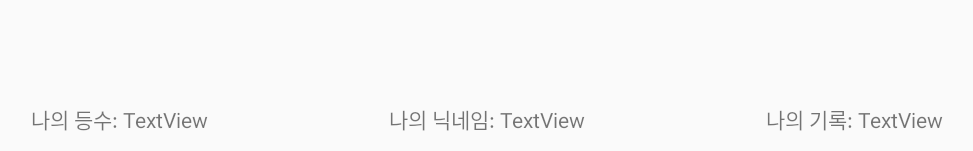
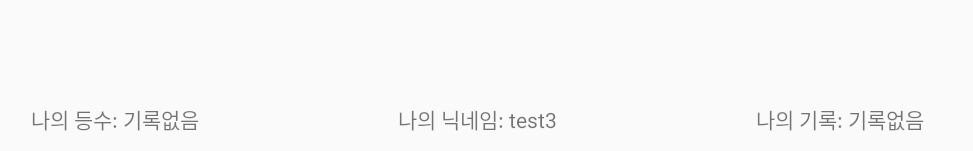
Before and after one commit to Choichanguk/Hackerton, an Android app: the screen it shows after launch (Ranking_Weightlifting), after a tap on "SHOW_MENU", on a phone screen of 824 x 412 dp (held sideways). Shown: the part 464-615 px from the top of the screen, without its empty margins (112-1085 px from the left). Run offline under Robolectric (Android 15) with nearby library versions, the phone set to English and light mode, and no system bars.

Commit message:
리사이클러뷰 적용 완료

```diff
--- a/app/src/main/AndroidManifest.xml
+++ b/app/src/main/AndroidManifest.xml
@@ -14,8 +14,10 @@
         android:supportsRtl="true"
         android:theme="@style/AppTheme"
         android:usesCleartextTraffic="true">
-        <activity android:name=".Ranking_Hurdle"></activity>
-        <activity android:name=".Ranking_Weightlifting" />
+        <activity android:name=".Ranking_Hurdle"
+            android:screenOrientation="landscape"></activity>
+        <activity android:name=".Ranking_Weightlifting"
+            android:screenOrientation="landscape"/>
         <activity
             android:name=".ShowRecordActivity"
             android:screenOrientation="landscape" />
--- a/app/src/main/java/com/example/hackerton/Hurdle_Record_Adepter.java
+++ b/app/src/main/java/com/example/hackerton/Hurdle_Record_Adepter.java
@@ -59,7 +59,12 @@ public class Hurdle_Record_Adepter extends RecyclerView.Adapter<Hurdle_Record_Ad
     @Override
     public void onBindViewHolder(@NonNull Hurdle_Record_Adepter.ViewHolder holder, int position) {
         Hurdle_Record_Box item = items.get(position);
+        item.setRanking(position+1);
+        holder.rankNo.setText(""+(position+1));
+        holder.rankId.setText(item.getId());
+        holder.rankRecord.setText(item.getScore());
         holder.setItem(item);
+
     }
 
     @Override
--- a/app/src/main/java/com/example/hackerton/MainActivity.java
+++ b/app/src/main/java/com/example/hackerton/MainActivity.java
@@ -76,7 +76,7 @@ public class MainActivity extends AppCompatActivity {
             public void onClick(View v) {
                 Log.e("Main", "click");
                 LoadSql loadSql = new LoadSql(MainActivity.this);
-                loadSql.get_all_record("https://4559a5a3a334.ngrok.io/hackerton_record.php", "hurdle");
+                loadSql.get_hurdle_record("https://4559a5a3a334.ngrok.io/hackerton_record.php", "hurdle");
             }
         });
 
--- a/app/src/main/java/com/example/hackerton/Ranking_Weightlifting.java
+++ b/app/src/main/java/com/example/hackerton/Ranking_Weightlifting.java
@@ -1,18 +1,72 @@
 package com.example.hackerton;
 
 import androidx.appcompat.app.AppCompatActivity;
+import androidx.recyclerview.widget.LinearLayoutManager;
+import androidx.recyclerview.widget.RecyclerView;
 
 import android.content.Intent;
 import android.os.Bundle;
+import android.util.Log;
 import android.view.View;
 import android.widget.Button;
+import android.widget.TextView;
+
+import com.example.hackerton.sql.LoadSql;
+
+import java.util.ArrayList;
 
 public class Ranking_Weightlifting extends AppCompatActivity {
+
+    RecyclerView WL_recycler;
+    Weightlifting_Record_Adepter adepter;
+    ArrayList<Weightlifting_Record_Box> WL_item = new ArrayList<>();
+
+    TextView my_ranking, my_nickname, my_score;
+    String user_id;
 
     @Override
     protected void onCreate(Bundle savedInstanceState) {
         super.onCreate(savedInstanceState);
         setContentView(R.layout.activity_ranking__weightlifting);
+        SharedClass sharedClass = new SharedClass();
+        user_id = sharedClass.loadUserId(getApplicationContext());
+        Log.e("user_id: ", user_id);
+        user_id = "test3";
+
+
+
+
+        my_ranking = findViewById(R.id.user_ranking_text);
+        my_nickname = findViewById(R.id.user_nickname_text);
+        my_score = findViewById(R.id.user_record_text);
+
+
+        my_nickname.setText(user_id);
+        my_ranking.setText("기록없음");
+        my_score.setText("기록없음");
+
+        LoadSql loadSql = new LoadSql(Ranking_Weightlifting.this);
+        WL_item = loadSql.get_WL_record("https://4559a5a3a334.ngrok.io/hackerton_record.php", "WL");
+
+        Log.e("list size: ", String.valueOf(WL_item.size()));
+        WL_recycler = findViewById(R.id.WL_recycler);
+        adepter = new Weightlifting_Record_Adepter();
+        adepter.setItems(WL_item);
+        WL_recycler.setLayoutManager(new LinearLayoutManager(getApplicationContext()));
+        WL_recycler.setAdapter(adepter);
+
+
+
+        for(int i=0; i < WL_item.size(); i++){
+            if(WL_item.get(i).getId().equals(user_id)){
+
+                    my_ranking.setText(""+(i+1));
+                    my_nickname.setText(WL_item.get(i).getId());
+                    my_score.setText(WL_item.get(i).getScore());
+
+            }
+
+        }
 
         /*
         허들의 종합랭킹을 확인할 수 있게 recyclerview를 전환해주는 소스이다.
--- a/app/src/main/java/com/example/hackerton/Weightlifting_Record_Adepter.java
+++ b/app/src/main/java/com/example/hackerton/Weightlifting_Record_Adepter.java
@@ -59,6 +59,9 @@ public class Weightlifting_Record_Adepter extends RecyclerView.Adapter<Weightlif
     @Override
     public void onBindViewHolder(@NonNull Weightlifting_Record_Adepter.ViewHolder holder, int position) {
         Weightlifting_Record_Box item = items.get(position);
+        holder.rankNo.setText(""+(position+1));
+        holder.rankId.setText(item.getId());
+        holder.rankRecord.setText(item.getScore());
         holder.setItem(item);
     }
 
--- a/app/src/main/res/layout/activity_ranking__hurdle.xml
+++ b/app/src/main/res/layout/activity_ranking__hurdle.xml
@@ -71,6 +71,7 @@
             android:text="기록" />
     </LinearLayout>
     <androidx.recyclerview.widget.RecyclerView
+        android:id="@+id/hurdle_recycler"
         android:layout_width="500dp"
         android:layout_height="170dp"
         android:layout_gravity="center">
--- a/app/src/main/res/layout/activity_ranking__weightlifting.xml
+++ b/app/src/main/res/layout/activity_ranking__weightlifting.xml
@@ -73,6 +73,7 @@
     </LinearLayout>
 
     <androidx.recyclerview.widget.RecyclerView
+        android:id="@+id/WL_recycler"
         android:layout_width="500dp"
         android:layout_height="170dp"
         android:layout_gravity="center">
--- a/app/src/main/res/layout/rank_list_cardview.xml
+++ b/app/src/main/res/layout/rank_list_cardview.xml
@@ -1,7 +1,7 @@
 <?xml version="1.0" encoding="utf-8"?>
 <LinearLayout xmlns:android="http://schemas.android.com/apk/res/android"
     android:layout_width="match_parent"
-    android:layout_height="match_parent"
+    android:layout_height="wrap_content"
     android:orientation="vertical">
 
     <androidx.cardview.widget.CardView
```
Also changed, not shown: app/src/main/java/com/example/hackerton/Hurdle_Record_Box.java (+13 -4 lines), app/src/main/java/com/example/hackerton/Ranking_Hurdle.java (+48 -0 lines), app/src/main/java/com/example/hackerton/Weightlifting_Record_Box.java (+4 -4 lines), app/src/main/java/com/example/hackerton/sql/LoadSql.java (+87 -24 lines).
